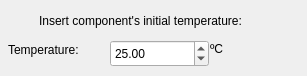
Old version of the form src/Mod/Fem/Gui/TaskFemConstraintInitialTemperature.ui in the repository makkemal/FreeCAD.
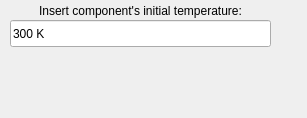
New version of the form. Custom widgets are drawn as their Qt base class.

Commit message: Fem: Thermo analysis constraints: Changed Initialtemperature, temperature and heatflux constraints inputs to support FreeCAD Units and changed temperature initial values to 300K.

The edit to the form file:
```diff
--- a/src/Mod/Fem/Gui/TaskFemConstraintInitialTemperature.ui
+++ b/src/Mod/Fem/Gui/TaskFemConstraintInitialTemperature.ui
@@ -7,18 +7,34 @@
     <x>0</x>
     <y>0</y>
     <width>307</width>
-    <height>76</height>
+    <height>118</height>
    </rect>
   </property>
   <property name="windowTitle">
    <string>Dialog</string>
   </property>
+  <widget class="Gui::InputField" name="if_temperature">
+   <property name="geometry">
+    <rect>
+     <x>10</x>
+     <y>20</y>
+     <width>261</width>
+     <height>27</height>
+    </rect>
+   </property>
+   <property name="text">
+    <string>300 K</string>
+   </property>
+   <property name="unit" stdset="0">
+    <string notr="true"/>
+   </property>
+  </widget>
   <widget class="QLabel" name="label">
    <property name="geometry">
     <rect>
-     <x>0</x>
-     <y>10</y>
-     <width>281</width>
+     <x>10</x>
+     <y>0</y>
+     <width>261</width>
      <height>21</height>
     </rect>
    </property>
@@ -29,52 +45,14 @@
     <set>Qt::AlignCenter</set>
    </property>
   </widget>
-  <widget class="QLabel" name="label_2">
-   <property name="geometry">
-    <rect>
-     <x>8</x>
-     <y>40</y>
-     <width>101</width>
-     <height>20</height>
-    </rect>
-   </property>
-   <property name="text">
-    <string>Temperature:</string>
-   </property>
-  </widget>
-  <widget class="QDoubleSpinBox" name="spinTemperature">
-   <property name="geometry">
-    <rect>
-     <x>110</x>
-     <y>40</y>
-     <width>99</width>
-     <height>27</height>
-    </rect>
-   </property>
-   <property name="minimum">
-    <double>-99999.000000000000000</double>
-   </property>
-   <property name="maximum">
-    <double>99999.000000000000000</double>
-   </property>
-   <property name="value">
-    <double>25.000000000000000</double>
-   </property>
-  </widget>
-  <widget class="QLabel" name="label_3">
-   <property name="geometry">
-    <rect>
-     <x>210</x>
-     <y>40</y>
-     <width>66</width>
-     <height>17</height>
-    </rect>
-   </property>
-   <property name="text">
-    <string>ºC</string>
-   </property>
-  </widget>
  </widget>
+ <customwidgets>
+  <customwidget>
+   <class>Gui::InputField</class>
+   <extends>QLineEdit</extends>
+   <header>Gui/InputField.h</header>
+  </customwidget>
+ </customwidgets>
  <resources/>
  <connections/>
 </ui>
```
The commit also changes 7 other files.
